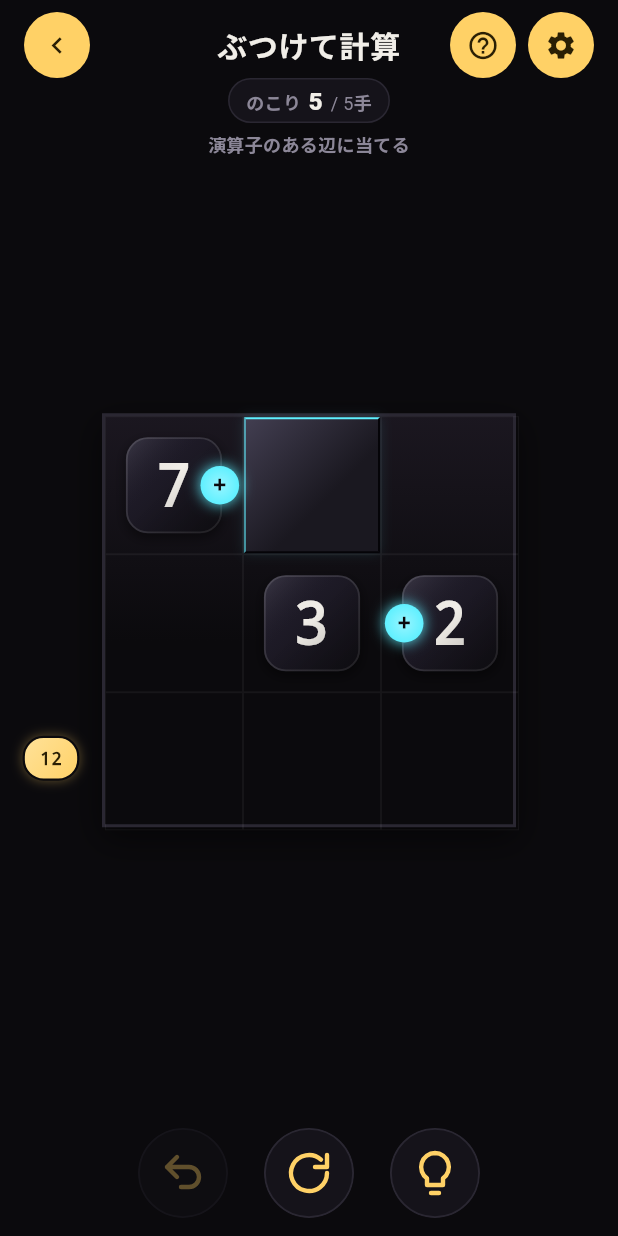
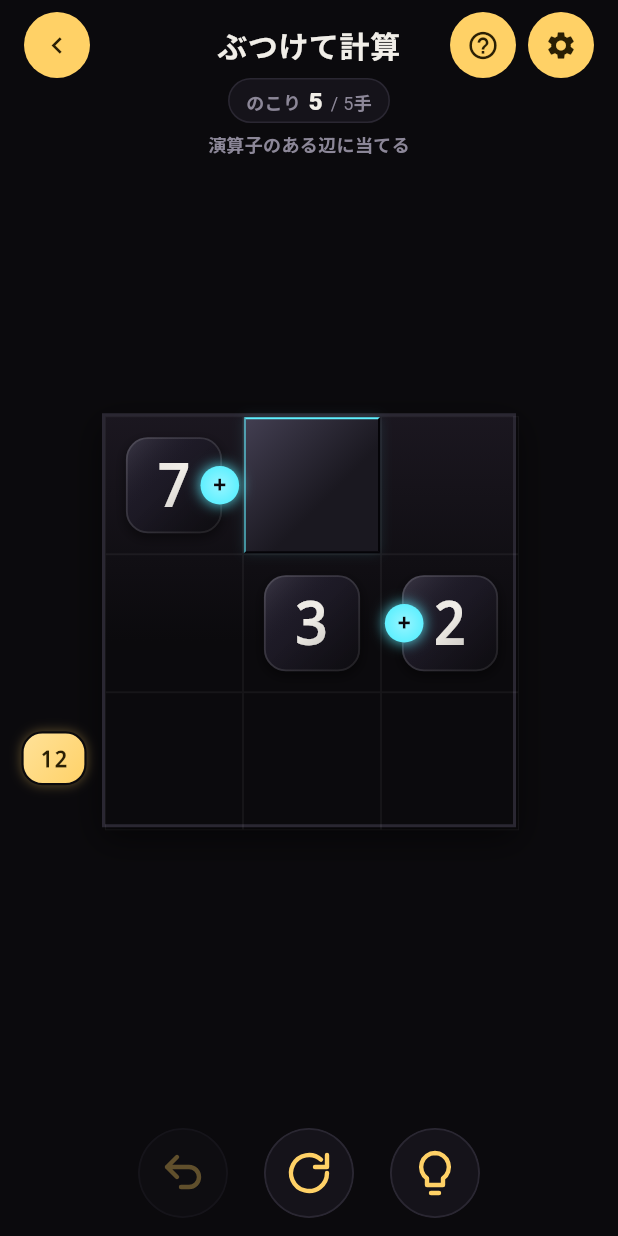
Before and after one commit to masato-masa/math-puzzle, a Flutter app: the screen it shows after launch, after a tap on "はじめる", on a phone screen of 412 x 824 dp. Run offline on Flutter 3.47's test engine with Material 3 defaults, Android fonts, the phone set to English and light mode, and no system bars; our stand-ins replace audioplayers, shared_preferences; project files that could hold a hidden picture were left out.

Commit message:
MP UI: 出口マーカーを大きく（文字 12→15px、タップ範囲 56×30→60×40）、テスト用の文字を 12px に
Co-Authored-By: Claude Sonnet 5.5 <noreply@anthropic.com>

```diff
--- a/number_puzzle/lib/screens/home_screen.dart
+++ b/number_puzzle/lib/screens/home_screen.dart
@@ -330,11 +330,11 @@ class _DevPill extends StatelessWidget {
       child: InkWell(
         onTap: onPressed,
         child: const Padding(
-          padding: EdgeInsets.symmetric(horizontal: 12, vertical: 4),
+          padding: EdgeInsets.symmetric(horizontal: 14, vertical: 8),
           child: Text(
             'テスト用',
             style: TextStyle(
-              fontSize: 10,
+              fontSize: 12,
               fontWeight: FontWeight.w700,
               color: AppColors.textMuted,
             ),
--- a/number_puzzle/lib/widgets/exit_marker_widget.dart
+++ b/number_puzzle/lib/widgets/exit_marker_widget.dart
@@ -22,10 +22,11 @@ class ExitMarkerWidget extends StatelessWidget {
   @override
   Widget build(BuildContext context) {
     return GestureDetector(
+      behavior: HitTestBehavior.opaque,
       onTap: onTap,
       child: AnimatedContainer(
         duration: const Duration(milliseconds: 200),
-        padding: const EdgeInsets.symmetric(horizontal: 10, vertical: 5),
+        padding: const EdgeInsets.symmetric(horizontal: 11, vertical: 6),
         decoration: BoxDecoration(
           gradient: const LinearGradient(
             begin: Alignment.topLeft,
@@ -48,7 +49,7 @@ class ExitMarkerWidget extends StatelessWidget {
             fontFamily: 'SFMono-Regular',
             fontFamilyFallback: ['Menlo', 'Consolas', 'monospace'],
             color: AppColors.goldDeep,
-            fontSize: 12,
+            fontSize: 15,
             fontWeight: FontWeight.w800,
           ),
         ),
--- a/number_puzzle/lib/widgets/puzzle_board.dart
+++ b/number_puzzle/lib/widgets/puzzle_board.dart
@@ -433,22 +433,23 @@ class _PuzzleBoardState extends State<PuzzleBoard> {
   }
 
   Widget _positionedExit(ExitSpec exit, double cellSize, double boardW, double boardH) {
-    const w = 56.0, h = 30.0;
+    // 出口のタップ範囲。高さは余白（_kExitMargin 44）に収まる範囲で最大。見た目の札は中で大きく描く。
+    const w = 60.0, h = 40.0;
     final cx = _kExitMargin + exit.col * cellSize + cellSize / 2;
     final cy = _kExitMargin + exit.row * cellSize + cellSize / 2;
     double left, top;
     switch (exit.direction) {
       case ExitDirection.up:
         left = cx - w / 2;
-        top = _kExitMargin - h - 6;
+        top = _kExitMargin - h - 2;
       case ExitDirection.down:
         left = cx - w / 2;
-        top = _kExitMargin + boardH + 6;
+        top = _kExitMargin + boardH + 2;
       case ExitDirection.left:
-        left = _kExitMargin - w - 6;
+        left = _kExitMargin - w - 2;
         top = cy - h / 2;
       case ExitDirection.right:
-        left = _kExitMargin + boardW + 6;
+        left = _kExitMargin + boardW + 2;
         top = cy - h / 2;
     }
 
```
